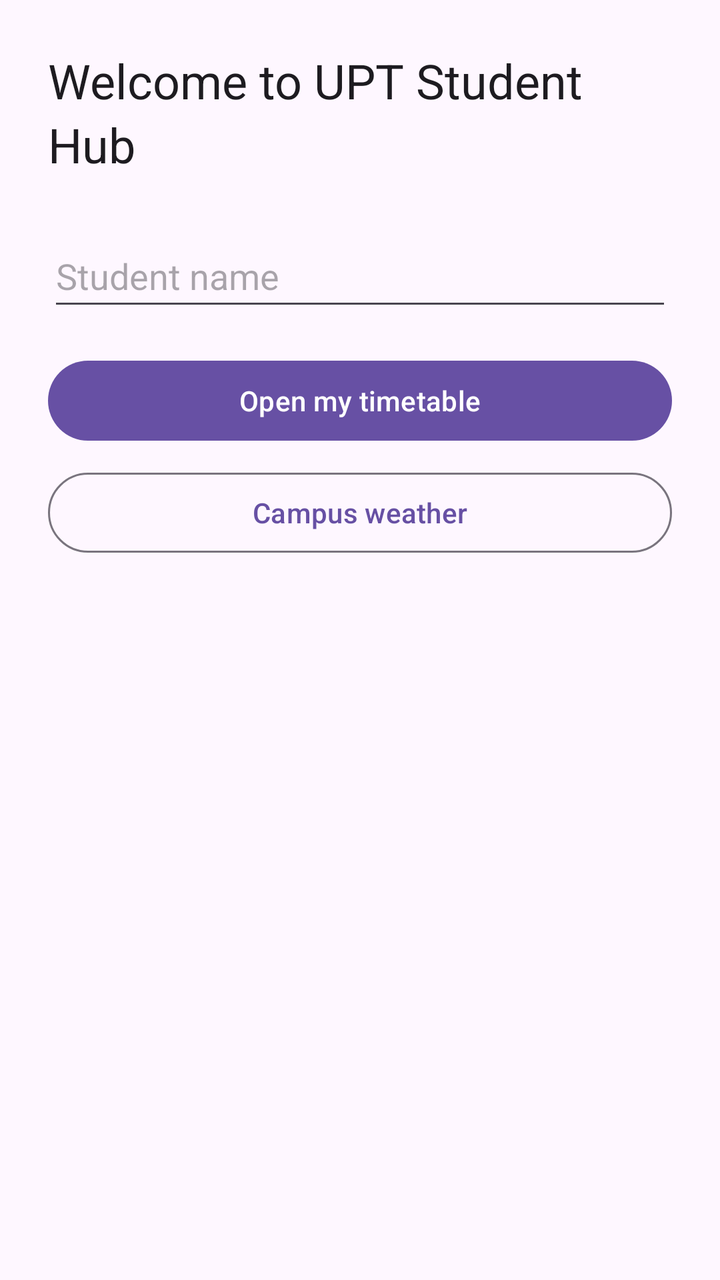
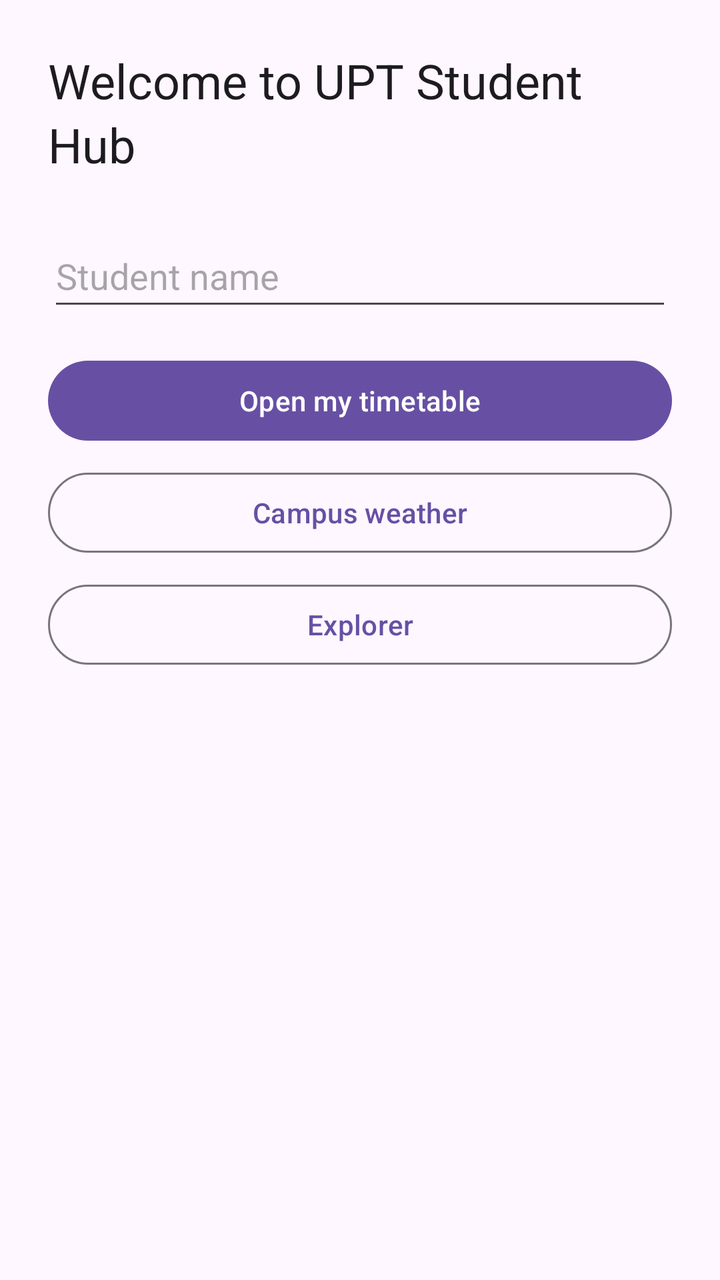

Two renders of the same Android screen: before a commit and after it. Below are the layout's source before the change and the commit's diff.
<!-- AndroidManifest.xml: application theme Theme.UPRStudentHub -->
<!-- res/layout/activity_main.xml -->
<?xml version="1.0" encoding="utf-8"?>
<LinearLayout xmlns:android="http://schemas.android.com/apk/res/android"
    android:layout_width="match_parent"
    android:layout_height="match_parent"
    android:fitsSystemWindows="true"
    android:gravity="center_horizontal"
    android:orientation="vertical"
    android:padding="@dimen/spacing_l">

    <TextView
        android:id="@+id/tvWelcome"
        android:layout_width="wrap_content"
        android:layout_height="wrap_content"
        android:layout_marginBottom="@dimen/spacing_l"
        android:text="@string/welcome_title"
        android:textAppearance="?attr/textAppearanceHeadlineSmall" />

    <EditText
        android:id="@+id/etName"
        android:layout_width="match_parent"
        android:layout_height="wrap_content"
        android:autofillHints="name"
        android:hint="@string/hint_student_name"
        android:inputType="textPersonName|textCapWords"
        android:minHeight="@dimen/touch_target" />

    <Button
        android:id="@+id/btnOpenTimetable"
        android:layout_width="match_parent"
        android:layout_height="wrap_content"
        android:layout_marginTop="@dimen/spacing_m"
        android:minHeight="@dimen/touch_target"
        android:text="@string/btn_open_timetable" />

    <Button
        android:id="@+id/btnOpenWeather"
        style="?attr/materialButtonOutlinedStyle"
        android:layout_width="match_parent"
        android:layout_height="wrap_content"
        android:layout_marginTop="@dimen/spacing_s"
        android:minHeight="@dimen/touch_target"
        android:text="@string/btn_open_weather" />
</LinearLayout>
<!-- resources referenced by this layout -->
<resources>
  <dimen name="spacing_l">24dp</dimen>
  <dimen name="spacing_m">16dp</dimen>
  <dimen name="spacing_s">8dp</dimen>
  <dimen name="touch_target">48dp</dimen>
  <string name="btn_open_timetable">Open my timetable</string>
  <string name="btn_open_weather">Campus weather</string>
  <string name="hint_student_name">Student name</string>
  <string name="welcome_title">Welcome to UPT Student Hub</string>
  <style name="Theme.UPRStudentHub" parent="Base.Theme.UPRStudentHub" />
  <style name="Base.Theme.UPRStudentHub" parent="Theme.Material3.DayNight">
          
          
      </style>
</resources>

<!-- the commit's change to res/layout/activity_main.xml (unified diff, before → after) -->
@@ -40,4 +40,13 @@
         android:layout_marginTop="@dimen/spacing_s"
         android:minHeight="@dimen/touch_target"
         android:text="@string/btn_open_weather" />
+
+    <Button
+        android:id="@+id/btnOpenExplorer"
+        style="?attr/materialButtonOutlinedStyle"
+        android:layout_width="match_parent"
+        android:layout_height="wrap_content"
+        android:layout_marginTop="@dimen/spacing_s"
+        android:minHeight="@dimen/touch_target"
+        android:text="@string/btn_open_explorer" />
 </LinearLayout>
<!-- resource entries referenced after the edit -->
@@ -4,6 +4,7 @@
   <dimen name="spacing_m">16dp</dimen>
   <dimen name="spacing_s">8dp</dimen>
   <dimen name="touch_target">48dp</dimen>
+  <string name="btn_open_explorer">Explorer</string>
   <string name="btn_open_timetable">Open my timetable</string>
   <string name="btn_open_weather">Campus weather</string>
   <string name="hint_student_name">Student name</string>
